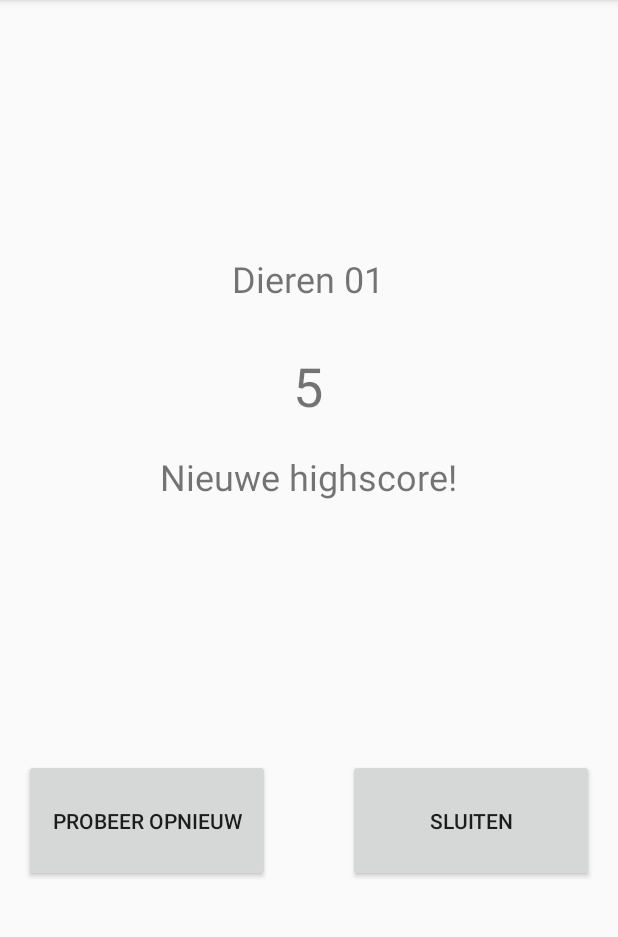
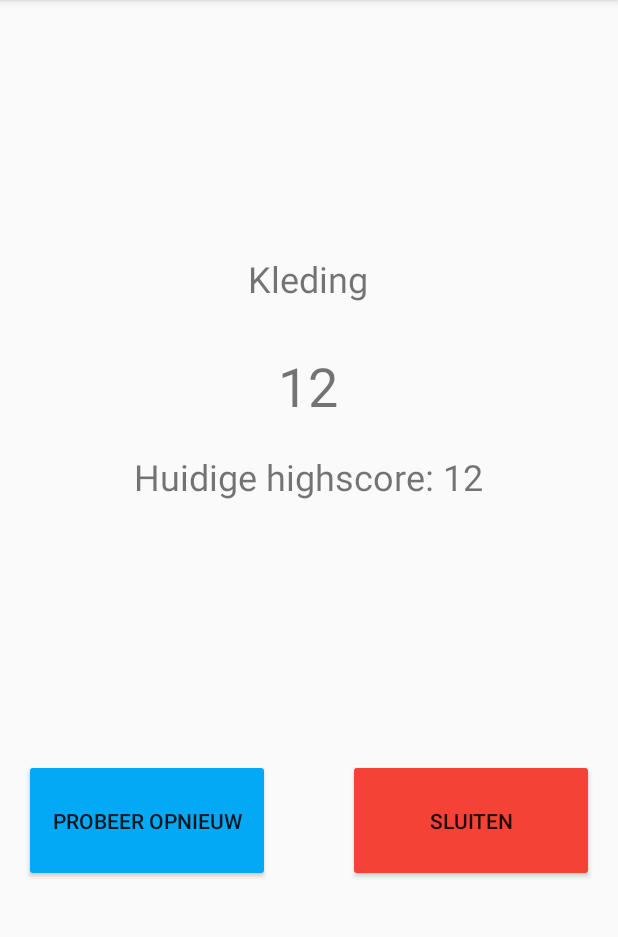
Before and after one commit to ALA-9-8amo12/8amo2_2, an Android app: the screen it shows after launch (ScoreActivity), after a tap on "SCORETEST", on a phone screen of 412 x 824 dp, the part 84-1021 px from its top. Run offline under Robolectric (Android 15) with nearby library versions, the phone set to English and light mode, and no system bars.

Commit message:
Code refactor, check toegevoegd voor je score/highscore en begin gemaakt aan beetje styling

```diff
--- a/app/src/main/java/com/example/amazighapp/MainMenuActivity.java
+++ b/app/src/main/java/com/example/amazighapp/MainMenuActivity.java
@@ -54,11 +54,11 @@ public class MainMenuActivity extends AppCompatActivity implements View.OnClickL
                 break;
             case R.id.btnScore:
                 Intent intentScore = new Intent(this, ScoreActivity.class);
-                intentScore.putExtra("SCORE_TOTAL", "5");
-                intentScore.putExtra("LESSON_ID", "0");
-                intentScore.putExtra("LESSON_NAME", "Dieren 01");
+                intentScore.putExtra("SCORE_TOTAL", "12");
+                intentScore.putExtra("LESSON_ID", "7");
+                intentScore.putExtra("LESSON_NAME", "Kleding");
                 startActivity(intentScore);
-                Log.d("onClick: ", "btnScore");
+
                 break;
         }
     }
--- a/app/src/main/java/com/example/amazighapp/ScoreActivity.java
+++ b/app/src/main/java/com/example/amazighapp/ScoreActivity.java
@@ -4,7 +4,6 @@ import androidx.appcompat.app.AppCompatActivity;
 
 import android.content.Intent;
 import android.os.Bundle;
-import android.util.Log;
 import android.view.View;
 import android.widget.Button;
 import android.widget.TextView;
@@ -13,19 +12,18 @@ import com.google.gson.Gson;
 import com.google.gson.GsonBuilder;
 
 import java.io.File;
-import java.io.FileNotFoundException;
 import java.io.FileReader;
 import java.io.FileWriter;
 import java.io.IOException;
 import java.io.Reader;
-import java.util.Scanner;
 
 public class ScoreActivity extends AppCompatActivity implements View.OnClickListener{
 
-    String lessonName;
+    String lessonName, filePath;
     Integer lessonID, scoreTotal;
     TextView txtLessonName, txtHighScore, txtNewScore;
     Button btnOpnieuw, btnSluit;
+    Gson gson;
 
     @Override
     protected void onCreate(Bundle savedInstanceState) {
@@ -50,57 +48,54 @@ public class ScoreActivity extends AppCompatActivity implements View.OnClickList
         btnOpnieuw.setOnClickListener(this);
         btnSluit.setOnClickListener(this);
 
-        String filePath = this.getFilesDir().getPath() + "/" + lessonName + ".json";
-        Gson gson = new GsonBuilder()
+        filePath = this.getFilesDir().getPath() + "/" + lessonName + ".json";
+        gson = new GsonBuilder()
                 .setPrettyPrinting()
                 .create();
 
         try {
-            File scoresJSON = new File(filePath);
-            if (scoresJSON.createNewFile()) {
-                System.out.println("File created: " + scoresJSON.getName());
-            } else {
-                System.out.println("File already exists.");
-
-                // add check for score/highscore whether its higher or lower than the registered score
-
-                try {
-                    HighScore highScore = new HighScore(scoreTotal, lessonID);
-                    FileWriter jsonWriter = new FileWriter(filePath);
-
-                    System.out.println("onJSONWriter" + gson.toJson(highScore));
-                    System.out.println("onFileWrite: " + filePath);
-
-                    jsonWriter.write(gson.toJson(highScore));
-                    jsonWriter.close();
+            createFile();
+            fileReader();
+            fileWriter();
         } catch (IOException e) {
             System.out.println("An error occurred.");
             e.printStackTrace();
         }
+    }
 
-                try {
+    public void createFile() throws IOException {
+        File scoresJSON = new File(filePath);
+
+        if (scoresJSON.createNewFile()) {
+            HighScore highScore = new HighScore(scoreTotal, lessonID);
+            FileWriter jsonWriter = new FileWriter(filePath);
+
+            jsonWriter.write(gson.toJson(highScore));
+            jsonWriter.close();
+        }
+    }
+
+    public void fileWriter() throws IOException {
         Reader reader = new FileReader(filePath);
         HighScore score = gson.fromJson(reader, HighScore.class);
 
-                    int lesson_id = score.getLesson_id();
-                    int score_total = score.getScore_total();
+        if (scoreTotal > score.getScore_total()) {
+            HighScore highScore = new HighScore(scoreTotal, lessonID);
+            FileWriter jsonWriter = new FileWriter(filePath);
 
-                    System.out.println(lesson_id);
-                    System.out.println(score_total);
+            jsonWriter.write(gson.toJson(highScore));
+            jsonWriter.close();
+        }
+    }
 
-                    if (scoreTotal > score.getLesson_id()){
+    public void fileReader() throws IOException {
+        Reader reader = new FileReader(filePath);
+        HighScore score = gson.fromJson(reader, HighScore.class);
+
+        if (scoreTotal > score.getScore_total()){
             txtNewScore.setText("Nieuwe highscore!");
         } else {
-                        txtNewScore.setText("Huidige highscore: " + scoreTotal);
-                    }
-
-                } catch (IOException e) {
-                    e.printStackTrace();
-                }
-            }
-        } catch (IOException e) {
-            System.out.println("An error occurred.");
-            e.printStackTrace();
+            txtNewScore.setText("Huidige highscore: " + score.getScore_total());
         }
     }
 
@@ -119,6 +114,7 @@ public class ScoreActivity extends AppCompatActivity implements View.OnClickList
                 intentMain.addFlags(Intent.FLAG_ACTIVITY_CLEAR_TASK);
                 intentMain.addFlags(Intent.FLAG_ACTIVITY_NEW_TASK);
                 intentMain.putExtra("EXIT", true);
+
                 startActivity(intentMain);
                 finish();
 
--- a/app/src/main/res/layout/activity_main_menu.xml
+++ b/app/src/main/res/layout/activity_main_menu.xml
@@ -12,6 +12,7 @@
         android:layout_height="82dp"
         android:layout_marginEnd="32dp"
         android:layout_marginBottom="24dp"
+        android:backgroundTint="#FF9800"
         android:text="Spelen"
         app:layout_constraintBottom_toTopOf="@+id/btnAbout"
         app:layout_constraintEnd_toEndOf="parent" />
@@ -22,6 +23,7 @@
         android:layout_height="82dp"
         android:layout_marginStart="32dp"
         android:layout_marginBottom="24dp"
+        android:backgroundTint="#4CAF50"
         android:text="Oefenen"
         app:layout_constraintBottom_toTopOf="@+id/btnAbout"
         app:layout_constraintStart_toStartOf="parent" />
@@ -31,6 +33,7 @@
         android:layout_width="164dp"
         android:layout_height="82dp"
         android:layout_marginBottom="128dp"
+        android:backgroundTint="#03A9F4"
         android:text="Over"
         app:layout_constraintBottom_toBottomOf="parent"
         app:layout_constraintEnd_toEndOf="parent"
--- a/app/src/main/res/layout/activity_score.xml
+++ b/app/src/main/res/layout/activity_score.xml
@@ -49,6 +49,7 @@
         android:id="@+id/btnSluit"
         android:layout_width="164dp"
         android:layout_height="82dp"
+        android:backgroundTint="#F44336"
         android:text="Sluiten"
         app:layout_constraintBottom_toBottomOf="parent"
         app:layout_constraintEnd_toEndOf="parent"
@@ -61,6 +62,7 @@
         android:id="@+id/btnOpnieuw"
         android:layout_width="164dp"
         android:layout_height="82dp"
+        android:backgroundTint="#03A9F4"
         android:text="Probeer opnieuw"
         app:layout_constraintBottom_toBottomOf="parent"
         app:layout_constraintEnd_toEndOf="parent"
```
Lines whose indentation alone changed are shown as unchanged.
